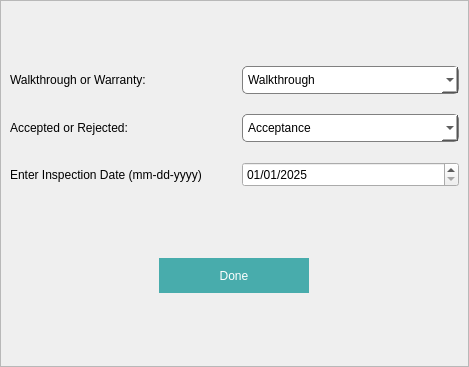
ali7haider/Project-Acceptance_PyQT5, file Gui source/dialog.ui: the form before one commit.
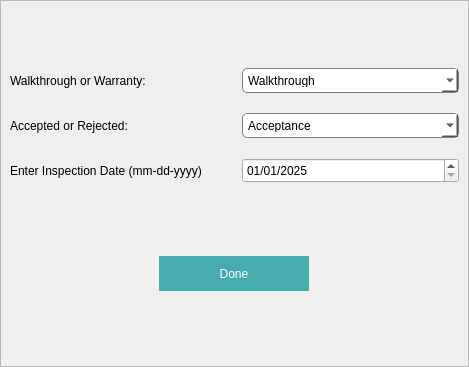
The form after the commit. Icons and pictures are not drawn.

Commit message: Refactor input dialog UI: remove obsolete checkbox styles, streamline combo box styling, and enhance maximum size properties for better layout management

```diff
--- a/Gui source/dialog.ui
+++ b/Gui source/dialog.ui
@@ -67,24 +67,7 @@
    <item>
     <widget class="QFrame" name="frame">
      <property name="styleSheet">
-      <string notr="true"> QCheckBox::indicator {
-    border: 1px solid rgb(52, 59, 72);
-	width: 15px;
-	height: 15px;
-	border-radius: 3px;
-}
-QCheckBox::indicator:hover {
-    background-color: rgba(100, 150, 200, 0.2); /* Add a light background on hover */
-}
-QCheckBox::indicator:unchecked {
-    border: 1px solid rgb(52, 59, 72);
-}
-
-QCheckBox::indicator:checked {
-    background-color:#48ACAc;
-    border: 1px solid rgb(0, 200, 100); /* Color when checked */
-	background-image: url(:/images/images/cil-check-alt.png);
-}</string>
+      <string notr="true"/>
      </property>
      <property name="frameShape">
       <enum>QFrame::StyledPanel</enum>
@@ -109,6 +92,12 @@
             <height>25</height>
            </size>
           </property>
+          <property name="maximumSize">
+           <size>
+            <width>16777215</width>
+            <height>25</height>
+           </size>
+          </property>
           <property name="styleSheet">
            <string notr="true"/>
           </property>
@@ -132,6 +121,12 @@
             <height>25</height>
            </size>
           </property>
+          <property name="maximumSize">
+           <size>
+            <width>16777215</width>
+            <height>25</height>
+           </size>
+          </property>
           <property name="styleSheet">
            <string notr="true"/>
           </property>
@@ -200,6 +195,12 @@
             <height>25</height>
            </size>
           </property>
+          <property name="maximumSize">
+           <size>
+            <width>16777215</width>
+            <height>25</height>
+           </size>
+          </property>
           <property name="displayFormat">
            <string>MM/dd/yyyy</string>
           </property>
```
The commit also changes 18 other files.
